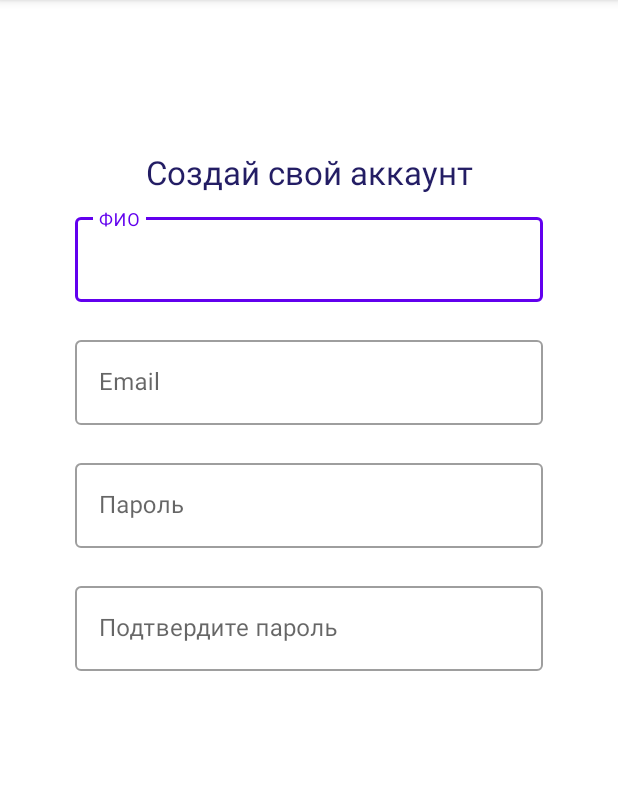
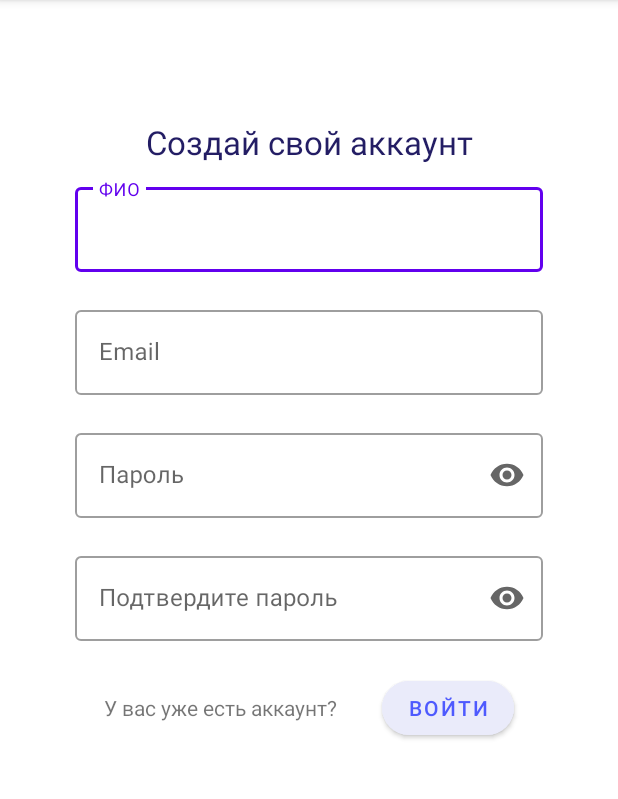
Before and after one commit to RomankinRoma/resod-mobile, an Android app: the RegistrationActivity screen opened directly, with no data from a screen before it, on a phone screen of 412 x 824 dp, the part 84-883 px from its top. Run offline under Robolectric (Android 15) with nearby library versions, the phone set to English and light mode, and no system bars.

Commit message:
registration activity design fields

```diff
--- a/app/src/main/java/kz/reself/resod/RegistrationActivity.kt
+++ b/app/src/main/java/kz/reself/resod/RegistrationActivity.kt
@@ -2,6 +2,7 @@ package kz.reself.resod
 
 import android.os.Bundle
 import androidx.appcompat.app.AppCompatActivity
+import androidx.core.widget.doOnTextChanged
 import kz.reself.resod.databinding.ActivityRegistrationBinding
 
 class RegistrationActivity : AppCompatActivity() {
@@ -12,6 +13,15 @@ class RegistrationActivity : AppCompatActivity() {
 
         binding = ActivityRegistrationBinding.inflate(layoutInflater)
 
+        binding.fragmentRegistrationTextInputEditTextPasswordConfirm.doOnTextChanged {
+                text, start, before, count ->
+            if (text!!.isNotEmpty() && !text.toString().equals(binding.fragmentRegistrationTextInputEditTextPassword.text.toString())) {
+                binding.fragmentRegistrationTextInputLayoutPasswordConfirm.error = "Not equal!"
+            } else {
+                binding.fragmentRegistrationTextInputLayoutPasswordConfirm.error = null
+            }
+        }
+
         setContentView(binding.root)
     }
 }
--- /dev/null
+++ b/app/src/main/res/drawable/ic_check_mark.xml
@@ -0,0 +1,13 @@
+<vector
+    xmlns:android="http://schemas.android.com/apk/res/android"
+    android:name="vector"
+    android:width="24dp"
+    android:height="24dp"
+    android:viewportWidth="24"
+    android:viewportHeight="24">
+    <path
+        android:name="path"
+        android:pathData="M 7 1.7 C -2.5 6.6 -1.3 20 9 23.1 C 14.3 24.7 19.7 22.1 22.4 16.6 C 24.1 13 24.2 12.3 22.9 8.7 C 20.4 1.6 13.3 -1.5 7 1.7 Z M 19 7.8 C 19 8.2 17 10.5 14.6 12.9 L 10.3 17.1 L 7.4 14.7 C 4 11.8 4.7 10.1 8.2 12.4 C 10.5 13.9 10.8 13.8 14 10.5 C 17.3 7.1 19 6.2 19 7.8 Z"
+        android:fillColor="#000000"
+        android:strokeWidth="1"/>
+</vector>
--- /dev/null
+++ b/app/src/main/res/drawable/ic_error.xml
@@ -0,0 +1,13 @@
+<vector
+    xmlns:android="http://schemas.android.com/apk/res/android"
+    android:name="vector"
+    android:width="24dp"
+    android:height="24dp"
+    android:viewportWidth="24"
+    android:viewportHeight="24">
+    <path
+        android:name="path"
+        android:pathData="M 9.3 2.9 C 8.3 4 5.7 8.2 3.5 12.3 C -1.8 22.3 -1.3 23 12 23 C 25.3 23 25.8 22.3 20.5 12.3 C 16.4 4.7 13.6 1 12 1 C 11.5 1 10.3 1.9 9.3 2.9 Z M 13 12 C 13 14.2 12.6 16 12 16 C 11.5 16 11 14.2 11 12 C 11 9.8 11.5 8 12 8 C 12.6 8 13 9.8 13 12 Z M 13 18 C 13 18.5 12.6 19 12 19 C 11.5 19 11 18.5 11 18 C 11 17.4 11.5 17 12 17 C 12.6 17 13 17.4 13 18 Z"
+        android:fillColor="#000000"
+        android:strokeWidth="1"/>
+</vector>
--- a/app/src/main/res/layout/activity_registration.xml
+++ b/app/src/main/res/layout/activity_registration.xml
@@ -13,12 +13,13 @@
         app:layout_constraintTop_toTopOf="parent"
         app:layout_constraintLeft_toLeftOf="parent"
         app:layout_constraintRight_toRightOf="parent"
-        android:layout_marginTop="100dp"
+        android:layout_marginTop="80dp"
         app:fontFamily="Nunito Sans"
         android:textSize="22sp"
         android:textColor="@color/login_text"/>
 
     <androidx.appcompat.widget.LinearLayoutCompat
+        android:id="@+id/activity_registration_linearLayoutForForm"
         android:layout_width="match_parent"
         android:layout_height="wrap_content"
         android:layout_marginTop="10dp"
@@ -42,7 +43,9 @@
             <com.google.android.material.textfield.TextInputEditText
                 android:id="@+id/fragment_registration_textInputEditText_fullName"
                 android:layout_width="match_parent"
-                android:layout_height="wrap_content"/>
+                android:layout_height="wrap_content"
+                android:lines="1"
+                android:inputType="text"/>
 
         </com.google.android.material.textfield.TextInputLayout>
 
@@ -59,7 +62,9 @@
             <com.google.android.material.textfield.TextInputEditText
                 android:id="@+id/fragment_registration_textInputEditText_email"
                 android:layout_width="match_parent"
-                android:layout_height="wrap_content"/>
+                android:layout_height="wrap_content"
+                android:lines="1"
+                android:inputType="textEmailAddress"/>
 
         </com.google.android.material.textfield.TextInputLayout>
 
@@ -71,12 +76,14 @@
             android:layout_marginBottom="20dp"
             style="@style/Widget.MaterialComponents.TextInputLayout.OutlinedBox"
             android:hint="Пароль"
-            app:endIconMode="clear_text">
+            app:endIconMode="password_toggle">
 
             <com.google.android.material.textfield.TextInputEditText
                 android:id="@+id/fragment_registration_textInputEditText_password"
                 android:layout_width="match_parent"
-                android:layout_height="wrap_content"/>
+                android:layout_height="wrap_content"
+                android:inputType="textPassword"
+                android:lines="1"/>
 
         </com.google.android.material.textfield.TextInputLayout>
 
@@ -85,19 +92,46 @@
             android:id="@+id/fragment_registration_textInputLayout_passwordConfirm"
             android:layout_width="match_parent"
             android:layout_height="wrap_content"
-            android:layout_marginBottom="20dp"
             style="@style/Widget.MaterialComponents.TextInputLayout.OutlinedBox"
             android:hint="Подтвердите пароль"
-            app:endIconMode="clear_text">
+            app:errorEnabled="true"
+            app:errorIconDrawable="@drawable/ic_error"
+            app:endIconMode="password_toggle">
 
             <com.google.android.material.textfield.TextInputEditText
                 android:id="@+id/fragment_registration_textInputEditText_passwordConfirm"
                 android:layout_width="match_parent"
-                android:layout_height="wrap_content"/>
+                android:layout_height="wrap_content"
+                android:inputType="textPassword"
+                android:lines="1"/>
 
         </com.google.android.material.textfield.TextInputLayout>
 
     </androidx.appcompat.widget.LinearLayoutCompat>
 
+    <androidx.appcompat.widget.LinearLayoutCompat
+        android:layout_width="match_parent"
+        android:layout_height="wrap_content"
+        android:orientation="horizontal"
+        app:layout_constraintTop_toBottomOf="@id/activity_registration_linearLayoutForForm"
+        android:gravity="center">
+
+        <androidx.appcompat.widget.AppCompatTextView
+            android:id="@+id/activity_registration_loginText"
+            android:layout_width="wrap_content"
+            android:layout_height="wrap_content"
+            android:text="У вас уже есть аккаунт?"
+            android:layout_marginRight="30dp"/>
+
+        <com.google.android.material.button.MaterialButton
+            android:id="@+id/activity_registration_loginBtn"
+            android:layout_width="wrap_content"
+            android:layout_height="wrap_content"
+            android:text="Войти"
+            app:cornerRadius="25dp"
+            android:backgroundTint="@color/registration_btn"
+            android:textColor="@color/registration_btn_text"/>
+    </androidx.appcompat.widget.LinearLayoutCompat>
+
 
 </androidx.constraintlayout.widget.ConstraintLayout>
--- a/app/src/main/res/layout/fragment_login.xml
+++ b/app/src/main/res/layout/fragment_login.xml
@@ -42,7 +42,9 @@
             <com.google.android.material.textfield.TextInputEditText
                 android:id="@+id/fragment_login_textInputEditText_login"
                 android:layout_width="match_parent"
-                android:layout_height="wrap_content"/>
+                android:layout_height="wrap_content"
+                android:inputType="textEmailAddress"
+                android:lines="1"/>
 
         </com.google.android.material.textfield.TextInputLayout>
 
@@ -59,7 +61,8 @@
                 android:id="@+id/fragment_login_textInputEditText_password"
                 android:layout_width="match_parent"
                 android:layout_height="wrap_content"
-                android:inputType="textPassword"/>
+                android:inputType="textPassword"
+                android:lines="1"/>
 
         </com.google.android.material.textfield.TextInputLayout>
 
```
